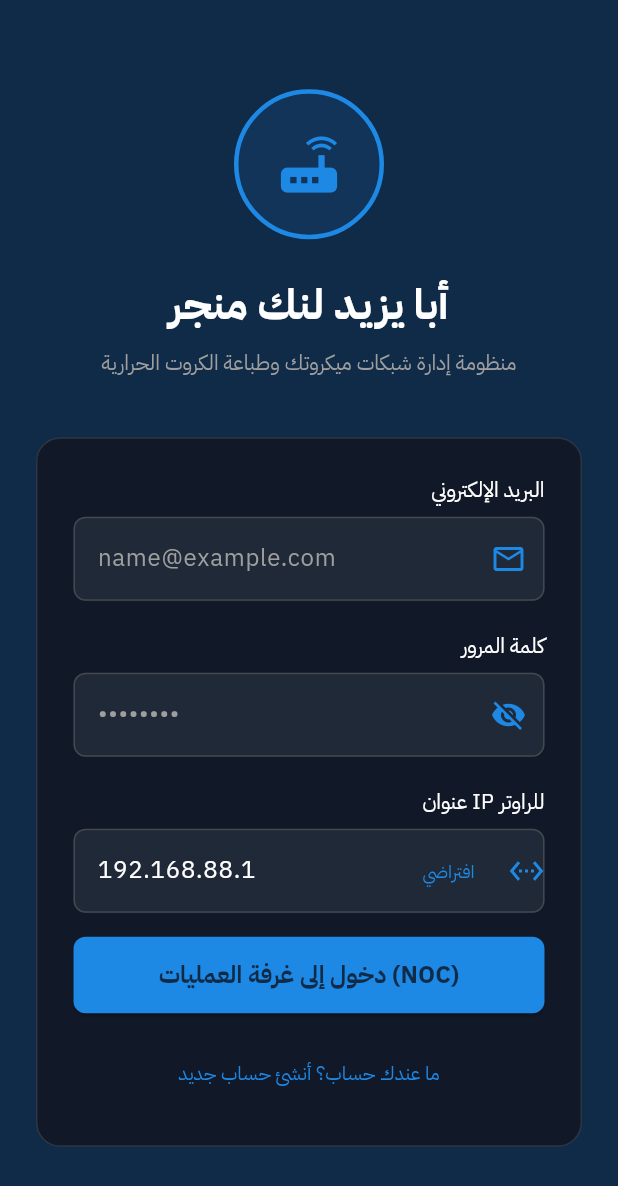
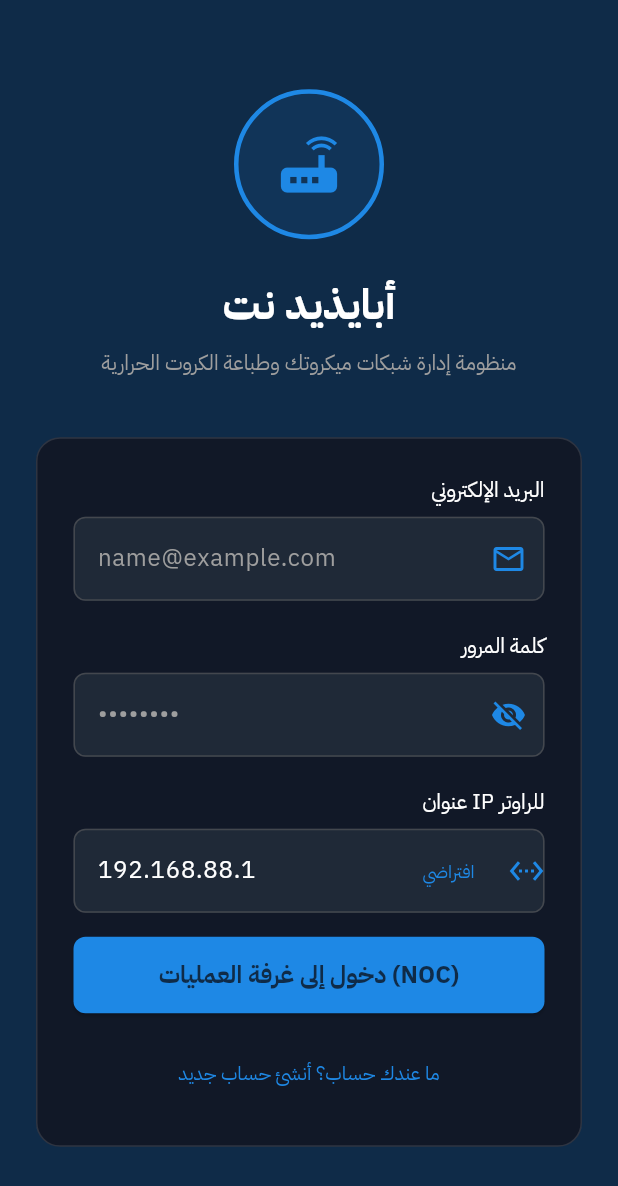
Before and after one commit to sdamabwsyl3-eng/abayzidlnkmnger, a Flutter app: the screen it shows after launch, on a phone screen of 412 x 824 dp. Shown: the top 1186 px of the screen. Run offline on Flutter 3.47's test engine with Material 3 defaults, Android fonts, the phone set to English and light mode, and no system bars; our stand-ins replace pdf, printing, shared_preferences, supabase_flutter; accounts and stored records are empty.

Commit message:
Rename in-app texts to أبايذيد نت
Co-Authored-By: Claude Sonnet 5.5 <noreply@anthropic.com>
Claude-Session: https://claude.ai/code/session_01Rv8nFAvxbwt8zTjfQHUZ4F

```diff
--- a/lib/config/supabase_config.dart
+++ b/lib/config/supabase_config.dart
@@ -1,4 +1,4 @@
-/// بيانات الاتصال بمشروع Supabase الخاص بأبا يزيد لنك منجر.
+/// بيانات الاتصال بمشروع Supabase الخاص بأبايذيد نت.
 ///
 /// المفتاح هنا هو "Publishable key" (ما يعادل anon العام قديمًا)، وهو
 /// مصمم ليكون آمنًا داخل تطبيقات العميل طالما Row Level Security مفعّل
--- a/lib/main.dart
+++ b/lib/main.dart
@@ -18,7 +18,7 @@ class MyApp extends StatelessWidget {
   @override
   Widget build(BuildContext context) {
     return MaterialApp(
-      title: 'أبا يزيد لنك منجر',
+      title: 'أبايذيد نت',
       theme: ThemeData(
         colorScheme: ColorScheme.fromSeed(
           seedColor: const Color(0xFF0F2B48),
--- a/lib/pages/account_page.dart
+++ b/lib/pages/account_page.dart
@@ -28,7 +28,7 @@ class _AccountPageState extends State<AccountPage> {
     final user = Supabase.instance.client.auth.currentUser;
     final fullName = (user?.userMetadata?['full_name'] as String?)?.trim();
     if (fullName != null && fullName.isNotEmpty) return fullName;
-    return user?.email?.split('@').first ?? 'مستخدم أبا يزيد';
+    return user?.email?.split('@').first ?? 'مستخدم أبايذيد';
   }
 
   String get _email => Supabase.instance.client.auth.currentUser?.email ?? '';
@@ -115,7 +115,7 @@ class _AccountPageState extends State<AccountPage> {
           ),
           const SizedBox(height: 12),
 
-          _buildInfoItem(Icons.info_outline, 'اسم التطبيق', 'أبا يزيد لنك منجر'),
+          _buildInfoItem(Icons.info_outline, 'اسم التطبيق', 'أبايذيد نت'),
           _buildInfoItem(Icons.code, 'الإصدار', '4.2.0'),
           FutureBuilder<OperatorProfile?>(
             future: _profileFuture,
@@ -164,7 +164,7 @@ class _AccountPageState extends State<AccountPage> {
 
           const Center(
             child: Text(
-              '© 2026 أبا يزيد — جميع الحقوق محفوظة',
+              '© 2026 أبايذيد — جميع الحقوق محفوظة',
               style: TextStyle(color: Colors.grey, fontSize: 12),
             ),
           ),
--- a/lib/pages/login_page.dart
+++ b/lib/pages/login_page.dart
@@ -102,7 +102,7 @@ class _LoginPageState extends State<LoginPage> {
                   const SizedBox(height: 24),
 
                   const Text(
-                    'أبا يزيد لنك منجر',
+                    'أبايذيد نت',
                     style: TextStyle(
                       color: Colors.white,
                       fontSize: 28,
--- a/lib/services/supabase_data_service.dart
+++ b/lib/services/supabase_data_service.dart
@@ -10,7 +10,7 @@ import '../models/operator_profile_model.dart';
 import '../models/package_model.dart';
 import '../models/store_item_model.dart';
 
-/// طبقة وصول موحّدة لبيانات أبا يزيد لنك منجر الحقيقية في Supabase
+/// طبقة وصول موحّدة لبيانات أبايذيد نت الحقيقية في Supabase
 /// (الملف الشخصي، الباقات، الكروت، المتجر) بدل البيانات الثابتة بالكود.
 class SupabaseDataService {
   static SupabaseClient get _client => Supabase.instance.client;
--- a/lib/widgets/common_header.dart
+++ b/lib/widgets/common_header.dart
@@ -36,7 +36,7 @@ class CommonHeader extends StatelessWidget {
               crossAxisAlignment: CrossAxisAlignment.start,
               children: [
                 const Text(
-                  'أبا يزيد لنك منجر',
+                  'أبايذيد نت',
                   style: TextStyle(
                     color: Colors.white,
                     fontSize: 18,
```
